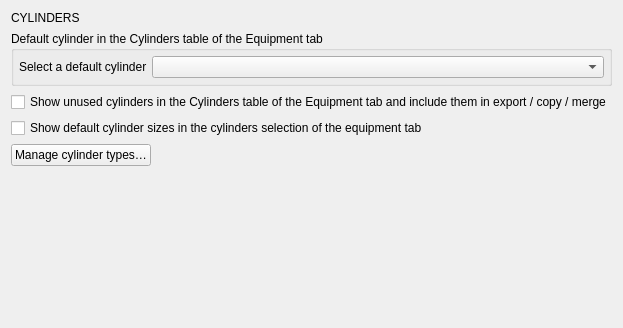
Before: the Qt Designer form desktop-widgets/preferences/preferences_equipment.ui in subsurface/subsurface, drawn with Qt 5; both pictures show x 0 to 623 and y 0 to 328 of the 623 by 523 pixel window.
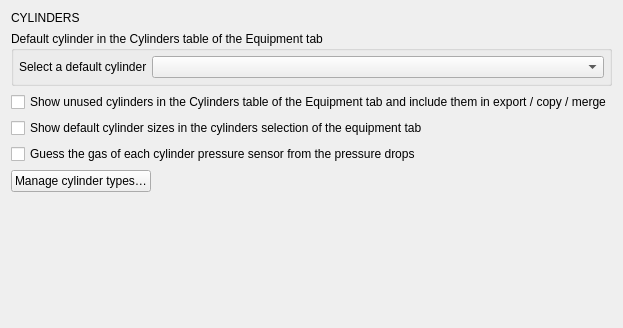
After: the same form once the commit is applied.

Commit message: libdivecomputer: optionally guess the gas mix of each tank

What changed in the file:
```diff
--- a/desktop-widgets/preferences/preferences_equipment.ui
+++ b/desktop-widgets/preferences/preferences_equipment.ui
@@ -75,6 +75,16 @@
      </property>
     </widget>
    </item>
+   <item>
+    <widget class="QCheckBox" name="guess_tank_gasmixes">
+     <property name="text">
+      <string>Guess the gas of each cylinder pressure sensor from the pressure drops</string>
+     </property>
+     <property name="toolTip">
+      <string>When downloading or importing open circuit dives, link each pressure sensor that the dive computer doesn't link to a gas to the gas that was in use while its pressure dropped. This is wrong for a sensor on someone else's cylinder, e.g. a student's.</string>
+     </property>
+    </widget>
+   </item>
    <item>
     <layout class="QHBoxLayout" name="horizontalLayout_manageCylinderTypes">
      <item>
```
The commit also changes 19 other files.
